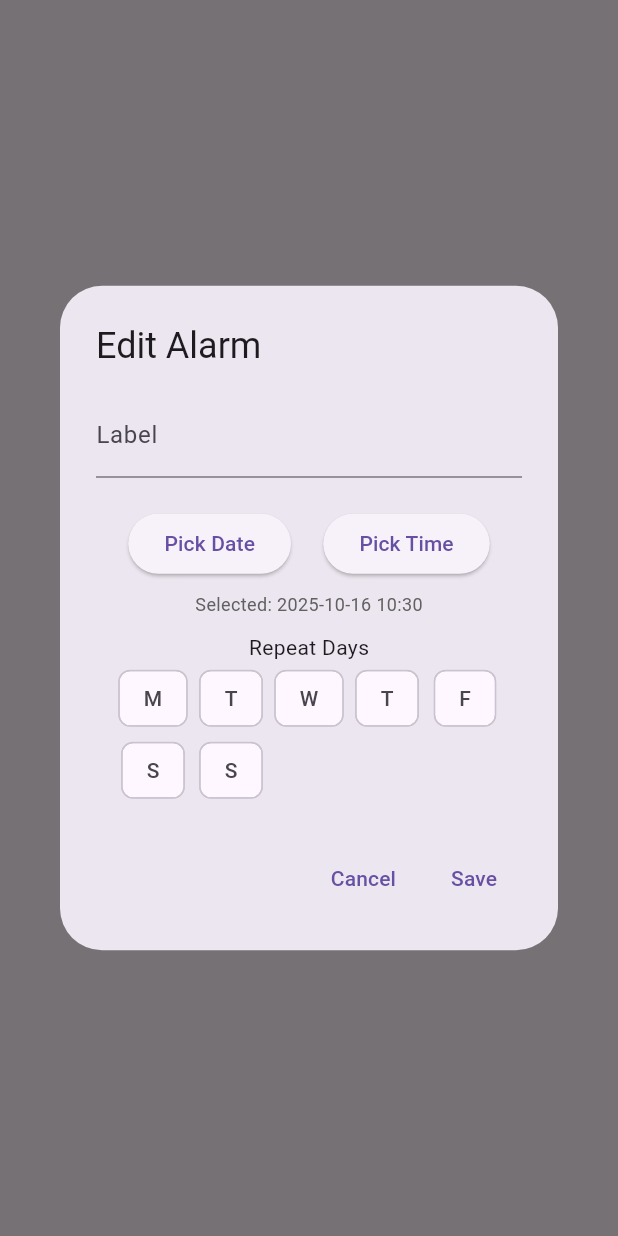
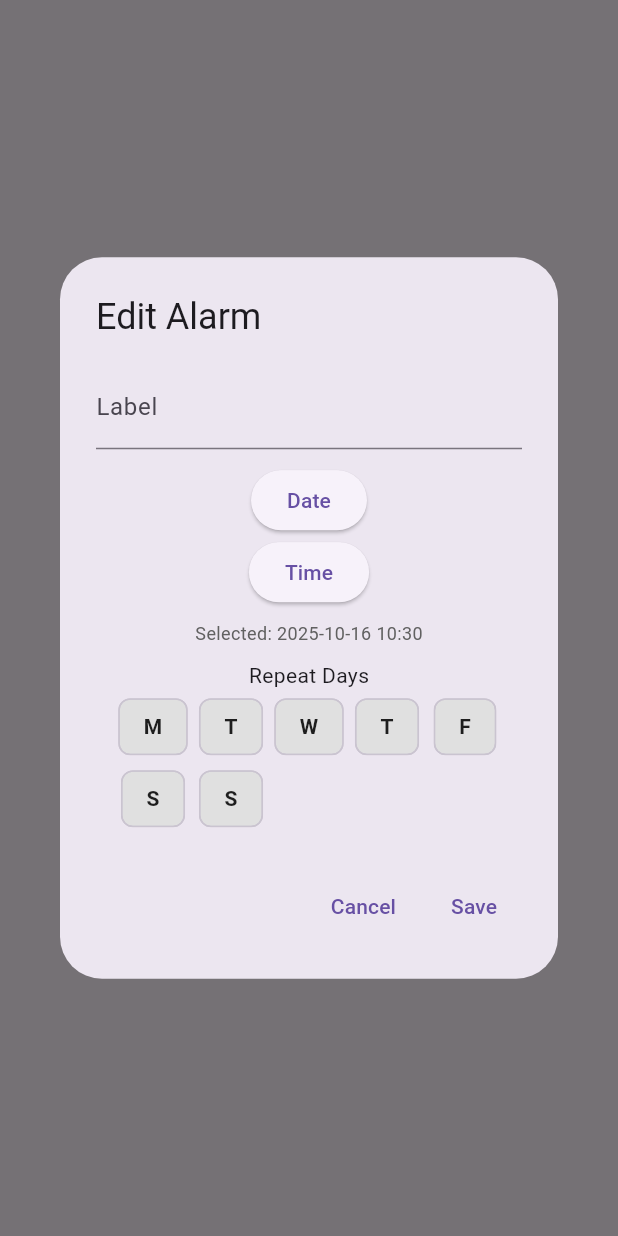
Before and after one commit to rgulatiS/suncloak, a Flutter app: what showAlarmEditDialog() shows on an empty page, opened directly with empty values, after a tap on "Save", on a phone screen of 412 x 824 dp. Run offline on Flutter 3.47's test engine with Material 3 defaults, Android fonts, the phone set to English and light mode, and no system bars; our stand-ins replace geolocator.

Commit message:
visible alarms

```diff
--- a/lib/screens/alarm_screen.dart
+++ b/lib/screens/alarm_screen.dart
@@ -102,6 +102,12 @@ class AlarmScreen extends StatelessWidget {
       ),
       floatingActionButton: FloatingActionButton(
         onPressed: () async {
+          showDialog(
+            context: context,
+            barrierDismissible: false,
+            builder: (_) => Center(child: CircularProgressIndicator()),
+          );
+          try {
           // Show a dialog to select alarm type
           final selectedType = await showDialog<AlarmType>(
             context: context,
@@ -224,6 +230,10 @@ class AlarmScreen extends StatelessWidget {
               );
             }
           }
+          } finally {
+            // Remove loading dialog
+            Navigator.of(context).pop();
+          }
         },
         child: Icon(Icons.add),
       ),
--- a/lib/widgets/alarm_edit_dialog.dart
+++ b/lib/widgets/alarm_edit_dialog.dart
@@ -1,5 +1,6 @@
 import 'package:flutter/material.dart';
 import 'package:uuid/uuid.dart';
+import 'package:intl/intl.dart';
 import '../models/alarm_model.dart';
 
 final _uuid = Uuid();
@@ -43,7 +44,14 @@ Future<AlarmModel?> showAlarmEditDialog(BuildContext context, AlarmModel alarm)
     final pickedTime = await showTimePicker(
       context: context,
       initialTime: TimeOfDay.fromDateTime(selectedDateTime),
+      builder: (context, child) {
+        return MediaQuery(
+          data: MediaQuery.of(context).copyWith(alwaysUse24HourFormat: true),
+          child: child!,
         );
+      },
+    );
+
     if (pickedTime != null) {
       selectedDateTime = DateTime(
         selectedDateTime.year,
@@ -62,9 +70,15 @@ Future<AlarmModel?> showAlarmEditDialog(BuildContext context, AlarmModel alarm)
     builder: (context) {
       return StatefulBuilder(
         builder: (context, setState) {
+          final isSunEvent = alarm.type == AlarmType.sunrise || alarm.type == AlarmType.sunset;
+          final timeFormatter = DateFormat('yyyy-MM-dd HH:mm'); // 24-hour format
           return AlertDialog(
             title: Text('Edit Alarm'),
-            content: SingleChildScrollView(
+            content: ConstrainedBox(
+              constraints: BoxConstraints(
+                maxHeight: MediaQuery.of(context).size.height * 0.6,
+              ),
+              child: SingleChildScrollView(
                 child: Column(
                   mainAxisSize: MainAxisSize.min,
                   children: [
@@ -75,50 +89,26 @@ Future<AlarmModel?> showAlarmEditDialog(BuildContext context, AlarmModel alarm)
                     ),
                     SizedBox(height: 10),
 
-                  // Type dropdown
-                  // DropdownButton<AlarmType>(
-                  //   isExpanded: true,
-                  //   value: selectedType,
-                  //   onChanged: (value) {
-                  //     if (value != null) {
-                  //       setState(() {
-                  //         selectedType = value;
-                  //       });
-                  //     }
-                  //   },
-                  //   items: AlarmType.values.map((type) {
-                  //     return DropdownMenuItem(
-                  //       value: type,
-                  //       child: Text(type.name),
-                  //     );
-                  //   }).toList(),
-                  // ),
-
-                  SizedBox(height: 10),
-
-                  // Date and Time pickers
-                  Row(
-                    mainAxisAlignment: MainAxisAlignment.spaceEvenly,
-                    children: [
+                    // Date picker (always shown)
                     ElevatedButton(
                       onPressed: () async {
                         if (await pickDate()) setState(() {});
                       },
-                        child: Text('Pick Date'),
+                      child: Text('Date'),
                     ),
+
+                    // Time picker — only if NOT sunrise/sunset
+                    if (!isSunEvent)
                       ElevatedButton(
                         onPressed: () async {
                           if (await pickTime()) setState(() {});
                         },
-                        child: Text('Pick Time'),
-                      ),
-                    ],
+                        child: Text('Time'),
                       ),
 
                     SizedBox(height: 8),
-
                     Text(
-                    "Selected: ${selectedDateTime.toLocal().toString().substring(0, 16)}",
+                      "Selected: ${timeFormatter.format(selectedDateTime.toLocal())}",
                       style: TextStyle(fontSize: 12, color: Colors.grey[700]),
                     ),
 
@@ -130,9 +120,20 @@ Future<AlarmModel?> showAlarmEditDialog(BuildContext context, AlarmModel alarm)
                       spacing: 4,
                       children: List.generate(7, (index) {
                         final dayLabel = ['M', 'T', 'W', 'T', 'F', 'S', 'S'][index];
+                        final isSelected = selectedRepeatDays[index];
+
                         return FilterChip(
-                        label: Text(dayLabel),
-                        selected: selectedRepeatDays[index],
+                          label: Text(
+                            dayLabel,
+                            style: TextStyle(
+                              color: isSelected ? Colors.white : Colors.black87,
+                              fontWeight: FontWeight.bold,
+                            ),
+                          ),
+                          selected: isSelected,
+                          showCheckmark: false,
+                          selectedColor: Colors.green,
+                          backgroundColor: Colors.grey.shade300,
                           onSelected: (selected) {
                             setState(() {
                               selectedRepeatDays[index] = selected;
@@ -144,6 +145,7 @@ Future<AlarmModel?> showAlarmEditDialog(BuildContext context, AlarmModel alarm)
                   ],
                 ),
               ),
+            ),
             actions: [
               TextButton(
                 onPressed: () => Navigator.of(context).pop(null),
@@ -152,10 +154,7 @@ Future<AlarmModel?> showAlarmEditDialog(BuildContext context, AlarmModel alarm)
               TextButton(
                 onPressed: () {
                   final newLabel = labelController.text.trim();
-                  if (newLabel.isEmpty) {
-                    // Optional: show error or prevent close
-                    return;
-                  }
+                  if (newLabel.isEmpty) return;
 
                   final repeatDaysSet = <int>{};
                   for (int i = 0; i < selectedRepeatDays.length; i++) {
@@ -164,11 +163,9 @@ Future<AlarmModel?> showAlarmEditDialog(BuildContext context, AlarmModel alarm)
                     }
                   }
 
-                  // Return an AlarmModel with updated info, keep existing alarm id
                   Navigator.of(context).pop(
                     alarm.copyWith(
                       label: newLabel,
-                      type: selectedType,
                       time: selectedDateTime,
                       repeatDays: repeatDaysSet,
                     ),
--- a/lib/widgets/alarm_tile.dart
+++ b/lib/widgets/alarm_tile.dart
@@ -1,4 +1,5 @@
 import 'package:flutter/material.dart';
+import 'package:intl/intl.dart';
 import '../models/alarm_model.dart';
 import '../viewmodels/alarm_viewmodel.dart';
 import '../helper/upcoming_day.dart';
@@ -10,9 +11,9 @@ Widget buildAlarmListTile({
   required void Function(BuildContext, AlarmModel) onEdit,
 }) {
   final upcomingDayText = getUpcomingDayText(alarm.time);
-  final timeText =
-      "${alarm.time.hour.toString().padLeft(2, '0')}:${alarm.time.minute.toString().padLeft(2, '0')}";
-
+  // final timeText =
+  //     "${alarm.time.hour.toString().padLeft(2, '0')}:${alarm.time.minute.toString().padLeft(2, '0')}";
+  final timeText = DateFormat('HH:mm').format(alarm.time);
   Icon alarmIcon;
   switch (alarm.type) {
     case AlarmType.sunrise:
--- a/pubspec.yaml
+++ b/pubspec.yaml
@@ -38,7 +38,7 @@ dependencies:
   flutter_local_notifications: ^19.4.2
   uuid: ^4.0.0
   geolocator: ^10.0.1
-
+  intl: ^0.18.1
 
 dev_dependencies:
   flutter_test:
```
Also changed, not shown: pubspec.lock. Lines whose indentation alone changed are shown as unchanged.
